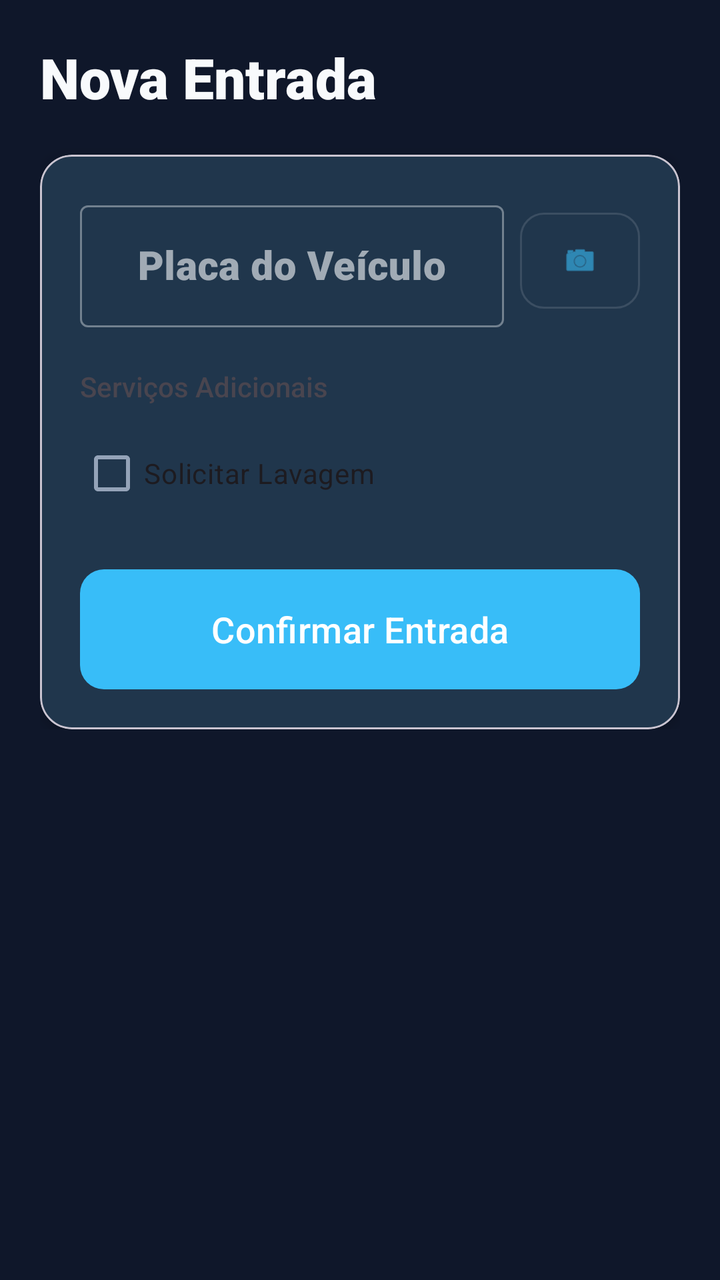
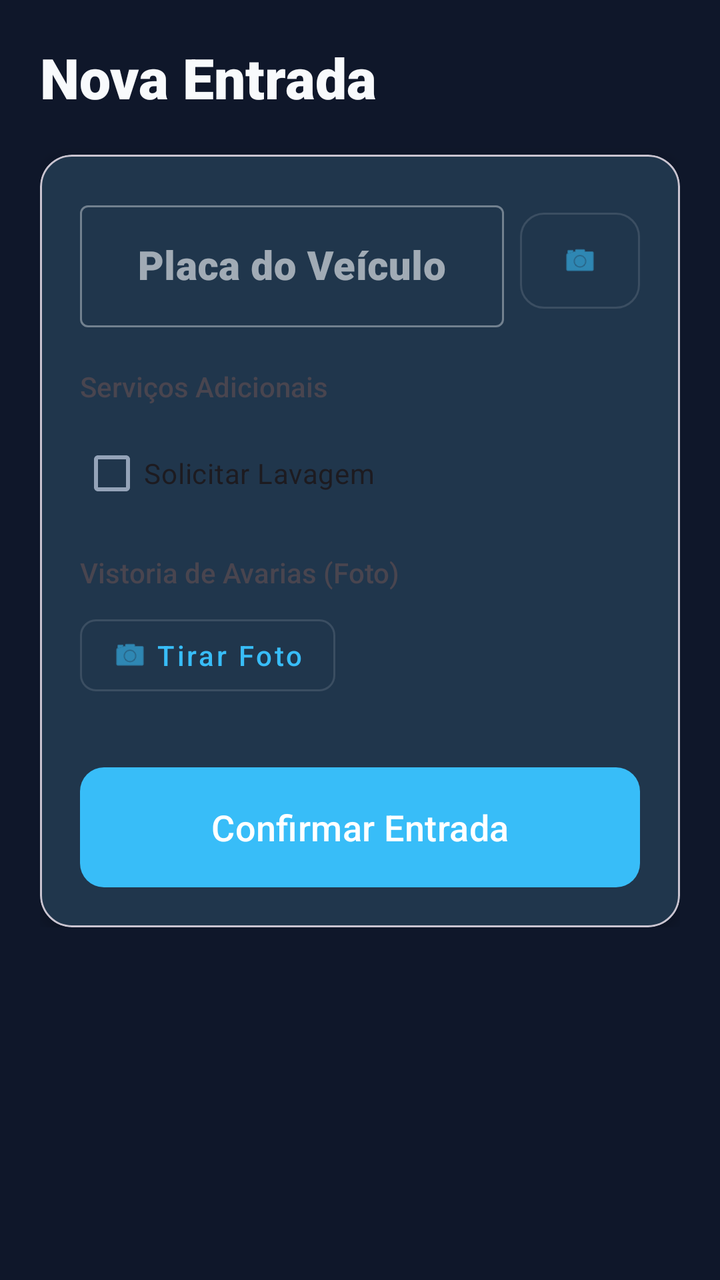

Compare the two renders of this Android layout. The source of the first and the diff that turns it into the second are given below.
<!-- AndroidManifest.xml: application theme Theme.Estacionamento -->
<!-- res/layout/fragment_entrada.xml -->
<?xml version="1.0" encoding="utf-8"?>
<ScrollView xmlns:android="http://schemas.android.com/apk/res/android"
    xmlns:app="http://schemas.android.com/apk/res-auto"
    android:layout_width="match_parent"
    android:layout_height="match_parent"
    android:background="@color/background">

    <LinearLayout
        android:layout_width="match_parent"
        android:layout_height="wrap_content"
        android:orientation="vertical"
        android:padding="20dp">

        <TextView
            android:layout_width="match_parent"
            android:layout_height="wrap_content"
            android:text="Nova Entrada"
            android:textSize="28sp"
            android:textColor="@color/on_surface"
            android:fontFamily="sans-serif-black"
            android:layout_marginBottom="20dp" />

        <com.google.android.material.card.MaterialCardView
            android:layout_width="match_parent"
            android:layout_height="wrap_content"
            app:cardCornerRadius="16dp"
            app:cardElevation="4dp">

            <LinearLayout
                android:layout_width="match_parent"
                android:layout_height="wrap_content"
                android:orientation="vertical"
                android:padding="20dp">

                <RelativeLayout
                    android:layout_width="match_parent"
                    android:layout_height="wrap_content">

                    <com.google.android.material.textfield.TextInputLayout
                        android:id="@+id/til_placa"
                        android:layout_width="match_parent"
                        android:layout_height="wrap_content"
                        android:hint="Placa do Veículo"
                        style="@style/Widget.MaterialComponents.TextInputLayout.OutlinedBox"
                        android:layout_toStartOf="@id/btn_scan"
                        android:layout_marginEnd="8dp">

                        <com.google.android.material.textfield.TextInputEditText
                            android:id="@+id/et_entrada_placa"
                            android:layout_width="match_parent"
                            android:layout_height="wrap_content"
                            android:inputType="textCapCharacters"
                            android:textSize="20sp"
                            android:fontFamily="sans-serif-black"
                            android:gravity="center" />
                    </com.google.android.material.textfield.TextInputLayout>

                    <com.google.android.material.button.MaterialButton
                        android:id="@+id/btn_scan"
                        style="@style/Widget.MaterialComponents.Button.OutlinedButton"
                        android:layout_width="60dp"
                        android:layout_height="60dp"
                        android:layout_alignParentEnd="true"
                        android:layout_centerVertical="true"
                        android:padding="0dp"
                        app:icon="@android:drawable/ic_menu_camera"
                        app:iconGravity="textStart"
                        app:iconPadding="0dp"
                        app:cornerRadius="12dp" />
                </RelativeLayout>

                <TextView
                    android:layout_width="match_parent"
                    android:layout_height="wrap_content"
                    android:text="Serviços Adicionais"
                    android:layout_marginTop="20dp"
                    android:layout_marginBottom="10dp"
                    android:fontFamily="sans-serif-medium" />

                <com.google.android.material.checkbox.MaterialCheckBox
                    android:id="@+id/cb_lavagem"
                    android:layout_width="match_parent"
                    android:layout_height="wrap_content"
                    android:text="Solicitar Lavagem" />

                <LinearLayout
                    android:id="@+id/layout_servicos"
                    android:layout_width="match_parent"
                    android:layout_height="wrap_content"
                    android:orientation="vertical"
                    android:visibility="gone"
                    android:paddingStart="32dp">

                    <RadioGroup
                        android:id="@+id/rg_tipo_lavagem"
                        android:layout_width="match_parent"
                        android:layout_height="wrap_content">
                        <RadioButton android:id="@+id/rb_ducha" android:layout_width="wrap_content" android:layout_height="wrap_content" android:text="Ducha" android:checked="true" />
                        <RadioButton android:id="@+id/rb_simples" android:layout_width="wrap_content" android:layout_height="wrap_content" android:text="Simples" />
                        <RadioButton android:id="@+id/rb_completa" android:layout_width="wrap_content" android:layout_height="wrap_content" android:text="Completa" />
                    </RadioGroup>
                </LinearLayout>

                <com.google.android.material.button.MaterialButton
                    android:id="@+id/btn_entrada_registrar"
                    android:layout_width="match_parent"
                    android:layout_height="60dp"
                    android:layout_marginTop="24dp"
                    android:text="Confirmar Entrada"
                    android:textSize="18sp"
                    app:cornerRadius="12dp" />

            </LinearLayout>
        </com.google.android.material.card.MaterialCardView>
    </LinearLayout>
</ScrollView>
<!-- resources referenced by this layout -->
<resources>
  <color name="background">#0F172A</color>
  <color name="on_surface">#F8FAFC</color>
  <style name="Theme.Estacionamento" parent="Theme.Material3.DayNight.NoActionBar">
          <item name="colorPrimary">@color/primary</item>
          <item name="colorSecondary">@color/secondary</item>
          <item name="android:windowBackground">@color/background</item>
          <item name="android:statusBarColor">@color/background</item>
          <item name="android:windowLightStatusBar" tools:targetApi="m">false</item>
  
          
          <item name="colorSurface">@color/surface</item>
          <item name="colorOnSurface">@color/on_surface</item>
          <item name="colorSurfaceVariant">@color/surface_variant</item>
          <item name="colorOnSurfaceVariant">@color/text_secondary</item>
  
          <item name="materialButtonStyle">@style/CustomButtonStyle</item>
      </style>
  <color name="primary">#38BDF8</color>
  <color name="secondary">#818CF8</color>
  <color name="surface">#1E293B</color>
  <color name="surface_variant">#334155</color>
  <color name="text_secondary">#94A3B8</color>
  <style name="CustomButtonStyle" parent="Widget.Material3.Button">
          <item name="cornerRadius">12dp</item>
          <item name="android:insetTop">0dp</item>
          <item name="android:insetBottom">0dp</item>
          <item name="android:fontFamily">sans-serif-medium</item>
          <item name="textAllCaps">false</item>
      </style>
</resources>

<!-- the commit's change to res/layout/fragment_entrada.xml (unified diff, before → after) -->
@@ -69,6 +69,32 @@
                         app:cornerRadius="12dp" />
                 </RelativeLayout>
 
+                <com.google.android.material.card.MaterialCardView
+                    android:id="@+id/card_mensalista_badge"
+                    android:layout_width="match_parent"
+                    android:layout_height="wrap_content"
+                    android:layout_marginTop="12dp"
+                    android:visibility="gone"
+                    app:cardCornerRadius="8dp"
+                    app:strokeWidth="1dp"
+                    app:cardElevation="2dp">
+                    <LinearLayout
+                        android:layout_width="match_parent"
+                        android:layout_height="wrap_content"
+                        android:orientation="horizontal"
+                        android:padding="12dp"
+                        android:gravity="center_vertical">
+                        <TextView
+                            android:id="@+id/tv_mensalista_badge_texto"
+                            android:layout_width="match_parent"
+                            android:layout_height="wrap_content"
+                            android:text="MENSALISTA"
+                            android:textSize="15sp"
+                            android:fontFamily="sans-serif-black"
+                            android:gravity="center" />
+                    </LinearLayout>
+                </com.google.android.material.card.MaterialCardView>
+
                 <TextView
                     android:layout_width="match_parent"
                     android:layout_height="wrap_content"
@@ -101,6 +127,45 @@
                     </RadioGroup>
                 </LinearLayout>
 
+                <TextView
+                    android:layout_width="match_parent"
+                    android:layout_height="wrap_content"
+                    android:text="Vistoria de Avarias (Foto)"
+                    android:layout_marginTop="16dp"
+                    android:layout_marginBottom="8dp"
+                    android:fontFamily="sans-serif-medium" />
+
+                <LinearLayout
+                    android:layout_width="match_parent"
+                    android:layout_height="wrap_content"
+                    android:orientation="horizontal"
+                    android:gravity="center_vertical"
+                    android:layout_marginBottom="8dp">
+
+                    <com.google.android.material.button.MaterialButton
+                        android:id="@+id/btn_foto_avaria"
+                        style="@style/Widget.MaterialComponents.Button.OutlinedButton"
+                        android:layout_width="wrap_content"
+                        android:layout_height="wrap_content"
+                        android:text="Tirar Foto"
+                        app:icon="@android:drawable/ic_menu_camera"
+                        app:cornerRadius="8dp"
+                        android:layout_marginEnd="16dp" />
+
+                    <com.google.android.material.card.MaterialCardView
+                        android:id="@+id/card_preview_avaria"
+                        android:layout_width="64dp"
+                        android:layout_height="64dp"
+                        app:cardCornerRadius="8dp"
+                        android:visibility="gone">
+                        <ImageView
+                            android:id="@+id/iv_preview_avaria"
+                            android:layout_width="match_parent"
+                            android:layout_height="match_parent"
+                            android:scaleType="centerCrop" />
+                    </com.google.android.material.card.MaterialCardView>
+                </LinearLayout>
+
                 <com.google.android.material.button.MaterialButton
                     android:id="@+id/btn_entrada_registrar"
                     android:layout_width="match_parent"
